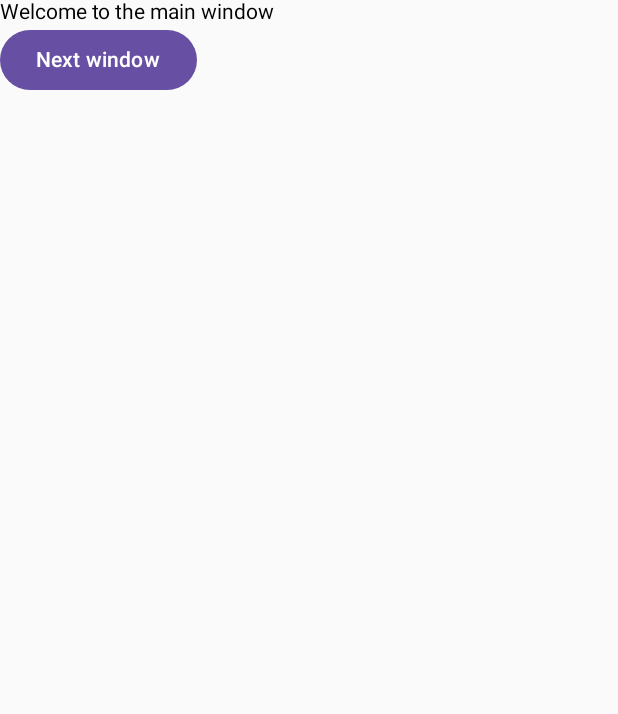
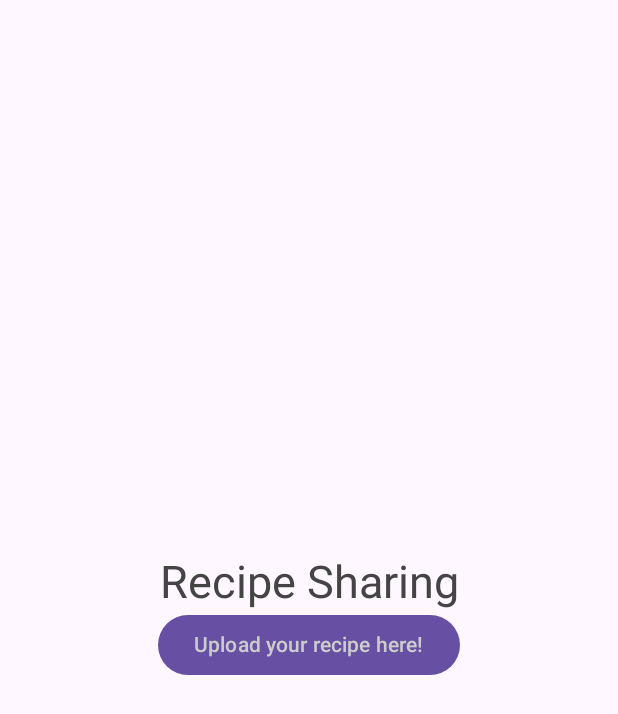
Before and after one commit to aurelialuszcz/MDApp, an Android app built with Jetpack Compose: the screen it shows after launch (MainActivity), on a phone screen of 412 x 824 dp. Shown: the top 714 px of the screen. Run offline under Robolectric (Android 15) with nearby library versions, the phone set to English and light mode, and no system bars.

Commit message:
centering of main and upload windows

```diff
--- a/app/src/main/java/com/example/assignmentmain/MainActivity.kt
+++ b/app/src/main/java/com/example/assignmentmain/MainActivity.kt
@@ -4,20 +4,32 @@ import android.content.Intent
 import android.os.Bundle
 import androidx.activity.ComponentActivity
 import androidx.activity.compose.setContent
+import androidx.compose.foundation.layout.Arrangement
 import androidx.compose.material3.ExperimentalMaterial3Api
 import androidx.compose.foundation.layout.Column
+import androidx.compose.foundation.layout.fillMaxSize
 import androidx.compose.material3.Button
+import androidx.compose.material3.Surface
 import androidx.compose.material3.Text
+import androidx.compose.ui.Alignment
+import androidx.compose.ui.Modifier
+import androidx.compose.ui.graphics.Color
+import androidx.compose.ui.unit.sp
 
 @ExperimentalMaterial3Api
 class MainActivity : ComponentActivity() {
     override fun onCreate(savedInstanceState: Bundle?) {
         super.onCreate(savedInstanceState)
         setContent {
-            Column {
-                Text("Welcome to the main window")
-                Button(onClick = { startActivity(createIntentSecondWindow()) }) {
-                    Text("Next window")
+            Surface ( modifier = Modifier.fillMaxSize()){
+                Column (
+                    verticalArrangement = Arrangement.Center,
+                    horizontalAlignment = Alignment.CenterHorizontally)
+                {
+                    Text("Recipe Sharing", color = Color.DarkGray, fontSize = 30.sp)
+                    Button(onClick = { startActivity(createIntentSecondWindow()) }) {
+                        Text("Upload your recipe here!", color = Color.LightGray)
+                    }
                 }
             }
         }
```
Also changed, not shown: app/src/main/java/com/example/assignmentmain/SecondWindow.kt (+20 -8 lines).
